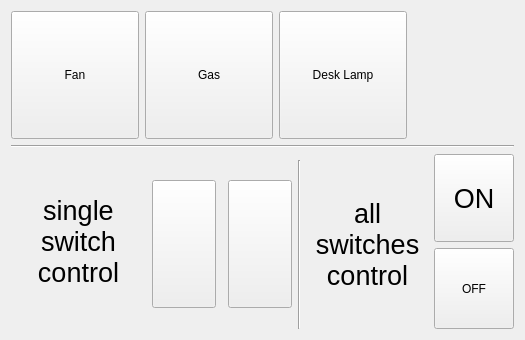
Old version of the form applications/hac01/form/switchescontrol.ui in the repository etop-wesley/hac.
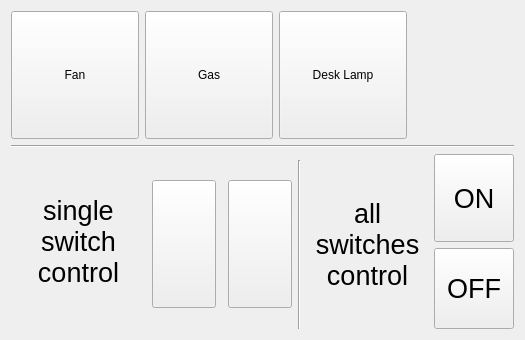
New version of the form. Icons and pictures are not drawn.

The edit to the form file:
```diff
--- a/applications/hac01/form/switchescontrol.ui
+++ b/applications/hac01/form/switchescontrol.ui
@@ -280,6 +280,13 @@
        <verstretch>0</verstretch>
       </sizepolicy>
      </property>
+     <property name="font">
+      <font>
+       <pointsize>20</pointsize>
+       <weight>50</weight>
+       <bold>false</bold>
+      </font>
+     </property>
      <property name="text">
       <string>OFF</string>
      </property>
```
Left out of the diff: 4 changed lines with no effect on the pictures.
